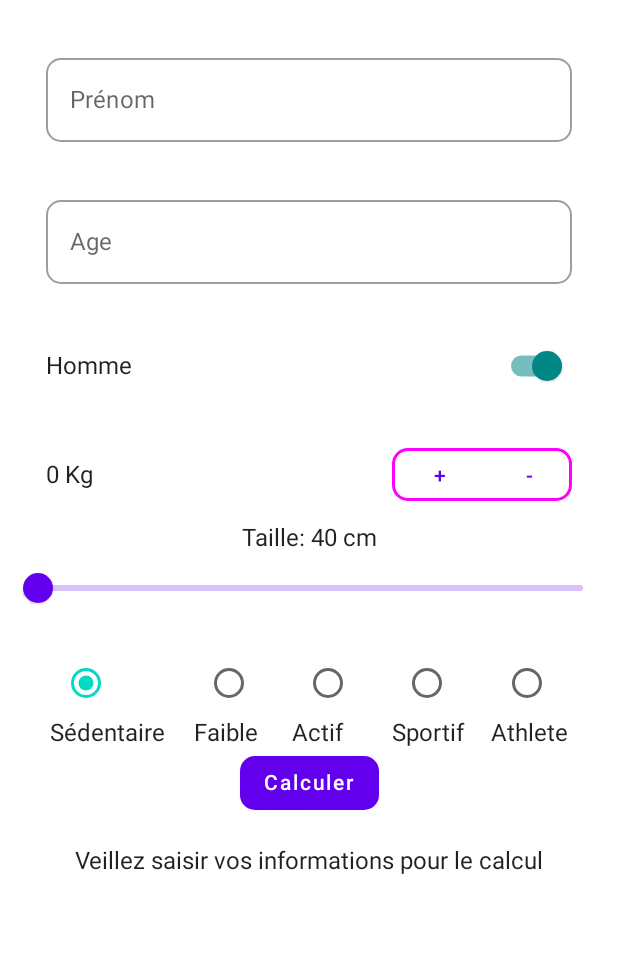
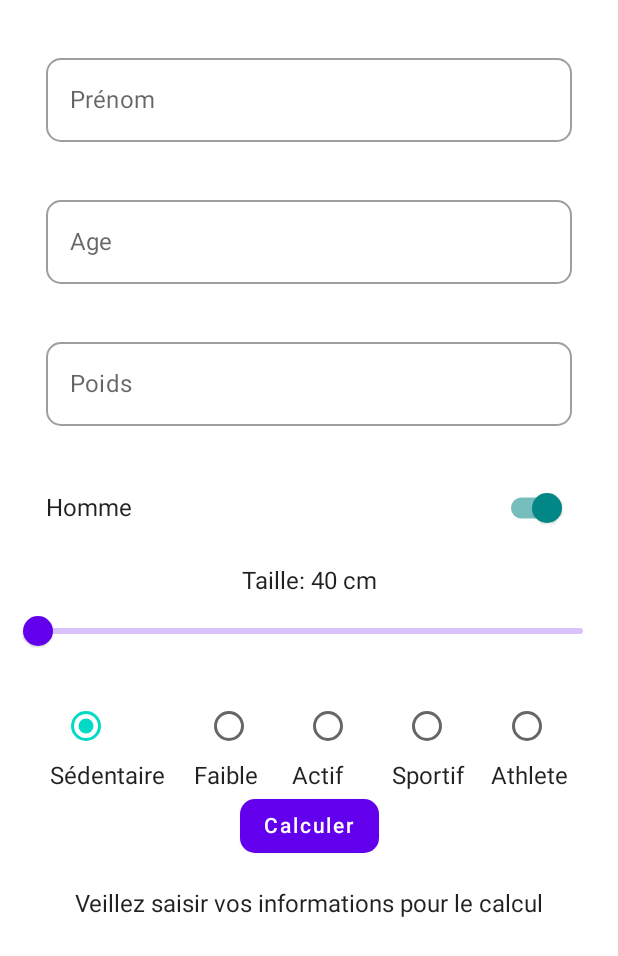
Before and after one commit to Florentin-Cambou/ImcCalculator, an Android app built with Jetpack Compose: the screen it shows after launch (MainActivity), after a tap on "Calculer", on a phone screen of 412 x 824 dp. Shown: the top 956 px of the screen. Run offline under Robolectric (Android 15) with nearby library versions, the phone set to English and light mode, and no system bars; 1 statement that could not run was skipped.

Commit message:
Continue clean code and delete function weightStepper for add a OutlinedTextField for enter a weight. - Add name in result after click on calculate button. - Add a Scaffold composable and add function Body() in content Scaffold

```diff
--- a/app/src/main/java/com/wiapp/imccalculator/MainActivity.kt
+++ b/app/src/main/java/com/wiapp/imccalculator/MainActivity.kt
@@ -3,9 +3,7 @@ package com.wiapp.imccalculator
 import android.os.Bundle
 import androidx.activity.ComponentActivity
 import androidx.activity.compose.setContent
-import androidx.compose.foundation.BorderStroke
 import androidx.compose.foundation.layout.*
-import androidx.compose.foundation.shape.RoundedCornerShape
 import androidx.compose.foundation.text.KeyboardActions
 import androidx.compose.foundation.text.KeyboardOptions
 import androidx.compose.material.*
@@ -13,7 +11,6 @@ import androidx.compose.runtime.*
 import androidx.compose.ui.Alignment
 import androidx.compose.ui.Modifier
 import androidx.compose.ui.focus.FocusManager
-import androidx.compose.ui.graphics.Color
 import androidx.compose.ui.platform.LocalFocusManager
 import androidx.compose.ui.text.input.ImeAction
 import androidx.compose.ui.text.input.KeyboardType
@@ -34,7 +31,7 @@ class MainActivity : ComponentActivity() {
                     modifier = Modifier.fillMaxSize(),
                     color = MaterialTheme.colors.background
                 ) {
-                    Body()
+                    ScaffoldComposable()
                 }
             }
         }
@@ -42,11 +39,19 @@ class MainActivity : ComponentActivity() {
 }
 
 @Composable
+fun ScaffoldComposable(){
+    Scaffold(
+        content = { Body()}
+    )
+}
+
+@Composable
 fun Body() {
     var nameForTextField by remember { mutableStateOf("") }
     var ageForTextField  by remember { mutableStateOf("") }
     var manIsCheck by remember { mutableStateOf(true) }
-    var weigth by remember { mutableStateOf(0) }
+    var weightForTextField by remember { mutableStateOf("") }
+    /*var weight by remember { mutableStateOf(0) }*/
     var valueHeight by remember { mutableStateOf(40.0F) }
     var activitySelectedIndex by remember { mutableStateOf(0) }
     var resultCalculImc by remember { mutableStateOf(0) }
@@ -65,8 +70,8 @@ fun Body() {
         horizontalAlignment = Alignment.CenterHorizontally
     ) {
         OutLinedTextFieldName(valueTextFieldName = nameForTextField , onChangedTextFieldName = {nameForTextField = it} )
-        OutLinedTextFieldAge(valueTextFieldAge = ageForTextField, onChangedTextFieldAge = {ageForTextField = it}, manager = manager)
-
+        OutLinedTextFieldAge(valueTextFieldAge = ageForTextField, onChangedTextFieldAge = {ageForTextField = it})
+        OutLinedTextFieldWeight(valueTextFieldWeight = weightForTextField, onChangedTextFieldWeight = {weightForTextField = it}, manager = manager)
 
         Row(modifier = rowModifier,
             horizontalArrangement = Arrangement.SpaceBetween,
@@ -79,17 +84,15 @@ fun Body() {
             }
             SwitchCompose(isCheck = manIsCheck, onChangedCheck = {manIsCheck = it})
         }
-        StepperWeigth(weigth = weigth, onChengedWeigthValue = {weigth = it}, modifier = rowModifier)
+
+        /*StepperWeigth(weight = weight, onChengedWeigthValue = {weight = it}, modifier = rowModifier)*/
 
         Text(text = "Taille: ${valueHeight.toInt()} cm")
-        SliderHeigth(valueHeigth = valueHeight, onChangedHeigthValue = {valueHeight = it})
+        SliderHeigth(valueHeight = valueHeight, onChangedHeightValue = {valueHeight = it})
 
         SelectActivity(index = activitySelectedIndex, list = listSelectActivity, onClick = { activitySelectedIndex = it})
 
-        CalculateButton(ageForTextField = ageForTextField, manIsCheck = manIsCheck, activitySelectedIndex = activitySelectedIndex,weigth = weigth, valueHeigth = valueHeight, onClick = {resultCalculImc = it.toInt() }, resultCalculImc = resultCalculImc.toDouble(), resultCalculKcal = resultCalculKcal.toDouble(), onClickCalculKcal = { resultCalculKcal = it.toInt() })
-
-/*        Text(text = "${calculateImc(weigth, valueHeigth)}")
-        Text(text = "${calculateKcal(weigth,valueHeigth,ageForTextField,manIsCheck,activitySelectedIndex)}")*/
+        CalculateButton(nameForTextField= nameForTextField,ageForTextField = ageForTextField, manIsCheck = manIsCheck, activitySelectedIndex = activitySelectedIndex,weightForTextField = weightForTextField, valueHeight = valueHeight, onClick = {resultCalculImc = it.toInt() }, resultCalculImc = resultCalculImc.toDouble(), resultCalculKcal = resultCalculKcal.toDouble(), onClickCalculKcal = { resultCalculKcal = it.toInt() })
 
         }
     }
@@ -110,20 +113,37 @@ fun OutLinedTextFieldName(valueTextFieldName: String,onChangedTextFieldName: (St
 }
 
 @Composable
-fun OutLinedTextFieldAge(valueTextFieldAge: String, manager: FocusManager, onChangedTextFieldAge: (String) -> Unit){
+fun OutLinedTextFieldAge(valueTextFieldAge: String, onChangedTextFieldAge: (String) -> Unit){
     OutlinedTextField(
         label = { Text(text = "Age")},
         value = valueTextFieldAge ,
         onValueChange = onChangedTextFieldAge,
-        keyboardOptions = KeyboardOptions(keyboardType = KeyboardType.Number, imeAction = ImeAction.Done),
-        keyboardActions = KeyboardActions(
-            onDone = { manager.clearFocus() }
-        ),
+        keyboardOptions = KeyboardOptions(keyboardType = KeyboardType.Number, imeAction = ImeAction.Next),
         modifier = Modifier
             .fillMaxWidth()
             .padding(15.dp),
         shape = Shapes.small,
     )
+}
+
+@Composable
+fun OutLinedTextFieldWeight(valueTextFieldWeight: String, manager: FocusManager, onChangedTextFieldWeight: (String) -> Unit ){
+    OutlinedTextField(
+        label = { Text(text = "Poids")},
+        value = valueTextFieldWeight,
+        onValueChange = onChangedTextFieldWeight,
+        keyboardOptions = KeyboardOptions(keyboardType = KeyboardType.Number, imeAction = ImeAction.Done),
+        keyboardActions = KeyboardActions(
+            onDone = {manager.clearFocus()}
+        ),
+
+        modifier = Modifier
+            .fillMaxWidth()
+            .padding(15.dp),
+        shape = Shapes.small
+
+    )
+
 }
 
 @Composable
@@ -134,14 +154,14 @@ fun SwitchCompose(isCheck: Boolean, onChangedCheck: (Boolean) -> Unit){
     )
 }
 
-@Composable
-fun StepperWeigth(weigth: Int, modifier: Modifier,onChengedWeigthValue: (Int) -> Unit){
+/*@Composable
+fun StepperWeigth(weight: Int, modifier: Modifier, onChengedWeigthValue: (Int) -> Unit){
         Row(
             modifier = modifier,
             horizontalArrangement = Arrangement.SpaceBetween,
             verticalAlignment = Alignment.CenterVertically
         ) {
-            Text(text = "$weigth Kg")
+            Text(text = "$weight Kg")
 
             Surface(
                 modifier = Modifier
@@ -152,23 +172,23 @@ fun StepperWeigth(weigth: Int, modifier: Modifier,onChengedWeigthValue: (Int) ->
 
             ) {
                 Row() {
-                    TextButton(onClick = { onChengedWeigthValue(weigth + 1) }) {
+                    TextButton(onClick = { onChengedWeigthValue(weight + 1) }) {
                         Text(text = "+")
                     }
-                    TextButton(onClick = { onChengedWeigthValue(weigth - 1) }) {
+                    TextButton(onClick = { onChengedWeigthValue(weight - 1) }) {
                         Text(text = "-")
                     }
                 }
             }
         }
 
-    }
+    }*/
 
 @Composable
-fun SliderHeigth(valueHeigth: Float, onChangedHeigthValue: (Float) -> Unit){
+fun SliderHeigth(valueHeight: Float, onChangedHeightValue: (Float) -> Unit){
     Slider(
-        value = valueHeigth ,
-        onValueChange = onChangedHeigthValue,
+        value = valueHeight ,
+        onValueChange = onChangedHeightValue,
         valueRange = 40.0F..272.0F
     )
 }
@@ -198,11 +218,11 @@ fun SelectActivity(index: Int,list: List<String>, onClick: (Int) -> Unit){
 }
 
 @Composable
-fun CalculateButton(ageForTextField: String,manIsCheck: Boolean,activitySelectedIndex: Int,resultCalculImc: Double,weigth: Int,valueHeigth: Float, onClick: (Double) -> Unit,resultCalculKcal: Double,onClickCalculKcal: (Double) -> Unit) {
+fun CalculateButton(nameForTextField: String,ageForTextField: String, manIsCheck: Boolean, activitySelectedIndex: Int, resultCalculImc: Double, weightForTextField: String, valueHeight: Float, onClick: (Double) -> Unit, resultCalculKcal: Double, onClickCalculKcal: (Double) -> Unit) {
     Button(
         onClick = {
-            onClick(calculateImc(weigth,valueHeigth))
-            onClickCalculKcal(calculateKcal(weigth,valueHeigth,ageForTextField,manIsCheck,activitySelectedIndex))
+            onClick(calculateImc(weightForTextField,valueHeight))
+            onClickCalculKcal(calculateKcal(weightForTextField,valueHeight,ageForTextField,manIsCheck,activitySelectedIndex))
         }
     ) {
         Text(text = "Calculer")
@@ -216,13 +236,13 @@ fun CalculateButton(ageForTextField: String,manIsCheck: Boolean,activitySelected
     if(resultCalculKcal == 0.0){
         Text(text = "Veillez saisir vos informations pour le calcul")
     }else{
-        Text(text = "Vous devez consommer ${resultCalculKcal.toInt()} Kcal par jours")
+        Text(text = "$nameForTextField Vous devez consommer ${resultCalculKcal.toInt()} Kcal par jours")
     }
 }
 
-fun calculateImc(weigth: Int, valueHeigth: Float): Double {
-    val valueHeigthToMeter = valueHeigth / 100
-    val formulaCalculateImc = weigth / (valueHeigthToMeter * valueHeigthToMeter)
+fun calculateImc(weightForTextField: String, valueHeight: Float): Double {
+    val valueHeigthToMeter = valueHeight / 100
+    val formulaCalculateImc = weightForTextField.toInt() / (valueHeigthToMeter * valueHeigthToMeter)
 
     return formulaCalculateImc.toBigDecimal().setScale(2, RoundingMode.UP).toDouble()
 }
@@ -240,14 +260,14 @@ fun coeff(activitySelectedIndex: Int): Double {
 }
 
 fun calculateKcal(
-    weigth: Int,
-    valueHeigth: Float, ageForTextField: String,
+    weightForTextField: String,
+    valueHeight: Float, ageForTextField: String,
     manIsCheck: Boolean,
     activitySelectedIndex: Int
 ): Double {
 
     if (ageForTextField != ""){
-        val formulaCalculateKcal = (10 * weigth) + (6.25 * valueHeigth) - (5 * ageForTextField.toInt())
+        val formulaCalculateKcal = (10 * weightForTextField.toInt()) + (6.25 * valueHeight) - (5 * ageForTextField.toInt())
 
         val caloriesGender = if (manIsCheck) {
             formulaCalculateKcal + 5
@@ -258,7 +278,7 @@ fun calculateKcal(
 
         return  caloriesGender * coeff(activitySelectedIndex)
     }
-    return calculateKcal(weigth, valueHeigth, ageForTextField, manIsCheck, activitySelectedIndex)
+    return calculateKcal(weightForTextField, valueHeight, ageForTextField, manIsCheck, activitySelectedIndex)
 }
 
 
```
